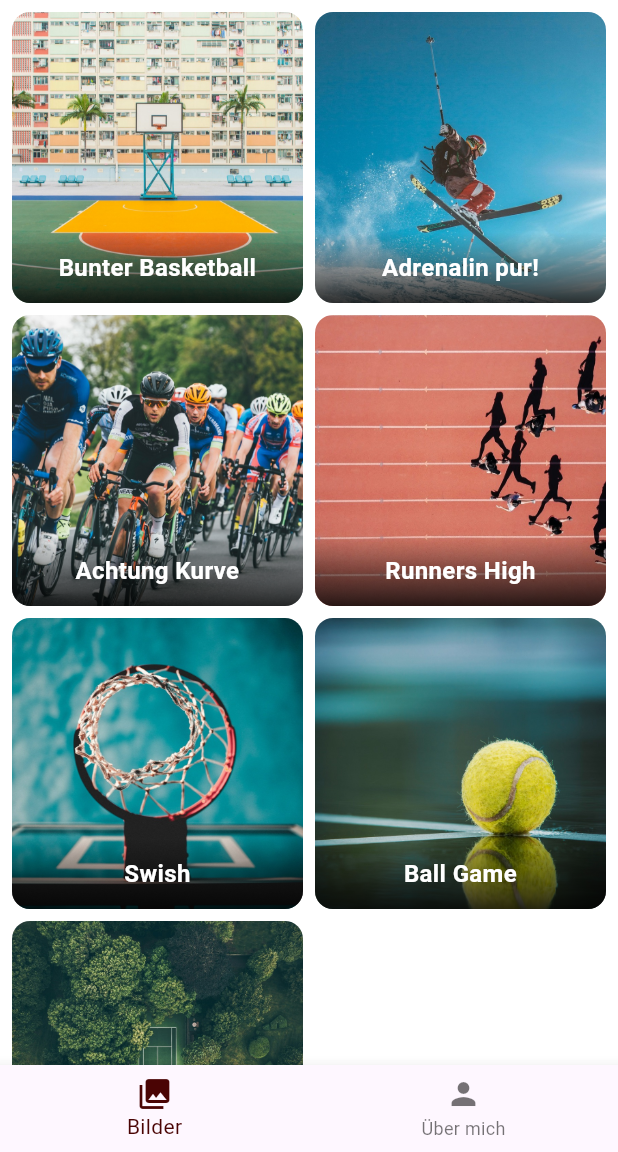
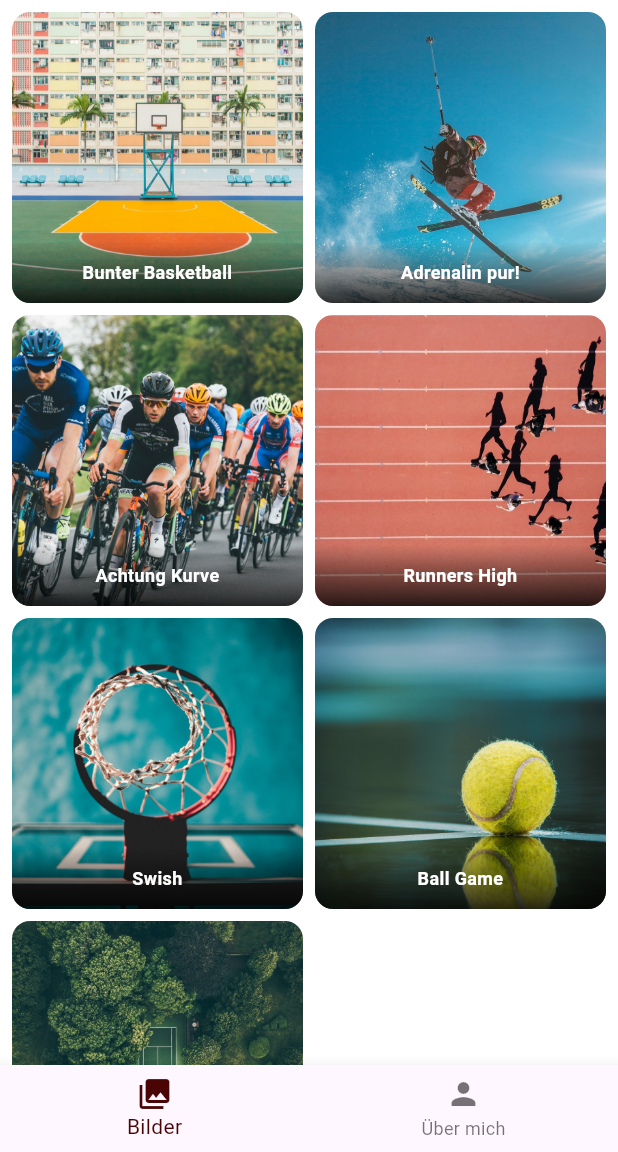
Before and after one commit to VolkanAppAkademie/p16_4_4_5_bildergalerie_app, a Flutter app: the screen it shows after launch, on a phone screen of 412 x 824 dp, the part 84-1236 px from its top. Run offline on Flutter 3.47's test engine with Material 3 defaults, Android fonts, the phone set to English and light mode, and no system bars.

Commit message:
corrected names to camelCase

```diff
--- a/lib/detailsScreen.dart
+++ b/lib/detailsScreen.dart
@@ -1,6 +1,6 @@
 import 'package:flutter/material.dart';
 
-import 'gallery_item.dart';
+import 'galleryItem.dart';
 
 class DetailsScreen extends StatelessWidget {
   final GalleryItem item;
--- a/lib/gallery_data.dart
+++ b/lib/galleryData.dart
@@ -1,4 +1,4 @@
-import 'package:p16_4_4_5_bildergalerie_app/gallery_item.dart';
+import 'package:p16_4_4_5_bildergalerie_app/galleryItem.dart';
 
 List<GalleryItem> galleryData = [
   GalleryItem(
--- a/lib/galleryGrid.dart
+++ b/lib/galleryGrid.dart
@@ -1,6 +1,6 @@
 import 'package:flutter/material.dart';
-import 'package:p16_4_4_5_bildergalerie_app/gallery_data.dart';
-import 'package:p16_4_4_5_bildergalerie_app/gallery_tile.dart';
+import 'package:p16_4_4_5_bildergalerie_app/galleryData.dart';
+import 'package:p16_4_4_5_bildergalerie_app/galleryTile.dart';
 import 'package:p16_4_4_5_bildergalerie_app/main2.dart';
 
 class GalleryGrid extends StatelessWidget {
--- a/lib/gallery_tile.dart
+++ b/lib/galleryTile.dart
@@ -1,6 +1,6 @@
 import 'package:flutter/material.dart';
 import 'package:p16_4_4_5_bildergalerie_app/detailsScreen.dart';
-import 'package:p16_4_4_5_bildergalerie_app/gallery_item.dart';
+import 'package:p16_4_4_5_bildergalerie_app/galleryItem.dart';
 
 class GalleryTile extends StatelessWidget {
   final GalleryItem item;
@@ -43,7 +43,7 @@ class GalleryTile extends StatelessWidget {
                   style: const TextStyle(
                     color: Colors.white,
                     fontWeight: FontWeight.bold,
-                    fontSize: 16,
+                    fontSize: 12,
                   ),
                 ),
               ),
--- a/lib/main2.dart
+++ b/lib/main2.dart
@@ -1,7 +1,7 @@
 import 'package:flutter/material.dart';
 import 'package:p16_4_4_5_bildergalerie_app/galleryGrid.dart';
-import 'package:p16_4_4_5_bildergalerie_app/gallery_data.dart';
-import 'package:p16_4_4_5_bildergalerie_app/gallery_item.dart';
+import 'package:p16_4_4_5_bildergalerie_app/galleryData.dart';
+import 'package:p16_4_4_5_bildergalerie_app/galleryItem.dart';
 import 'package:p16_4_4_5_bildergalerie_app/profile_screen.dart';
 
 import 'detailsScreen.dart';
```
Also changed, not shown: lib/galleryItem.dart (renamed from lib/gallery_item.dart).
